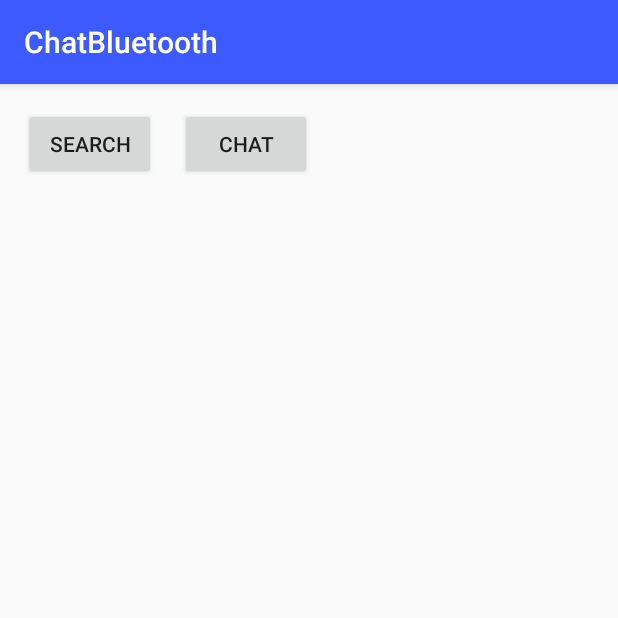
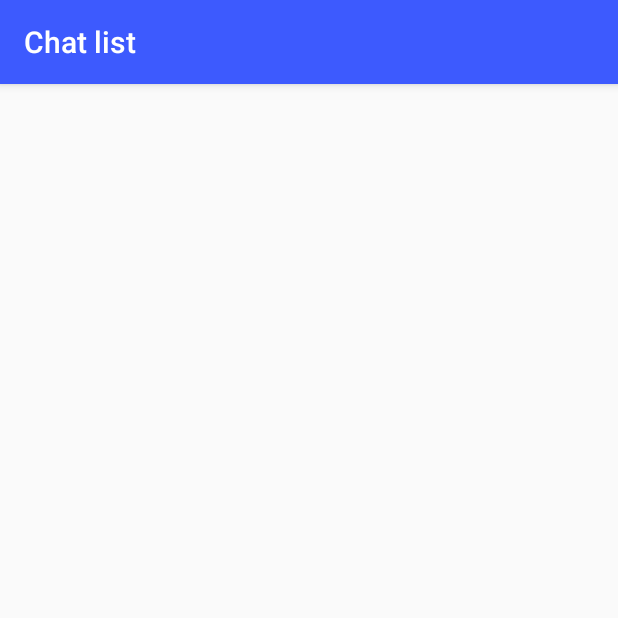
Before and after one commit to stewieGIT/ProgettoMP, an Android app: the screen it shows after launch (MainActivity before the commit, ChatListActivity after it), after a tap on "CHAT", on a phone screen of 412 x 824 dp, the top half of it. Run offline under Robolectric (Android 15) with nearby library versions, the phone set to English and light mode, and no system bars; our stand-ins replace Room's generated code.

Commit message:
Versione 1.18

```diff
--- a/ChatBluetooth/app/src/main/java/it/qrntine/chatbluetooth/activities/ChatListActivity.java
+++ b/ChatBluetooth/app/src/main/java/it/qrntine/chatbluetooth/activities/ChatListActivity.java
@@ -1,30 +1,132 @@
 package it.qrntine.chatbluetooth.activities;
 
+import android.bluetooth.BluetoothAdapter;
+import android.bluetooth.BluetoothDevice;
 import android.os.Bundle;
+import android.view.LayoutInflater;
+import android.view.View;
+import android.view.ViewGroup;
+import android.widget.TextView;
 
+import androidx.annotation.NonNull;
 import androidx.annotation.Nullable;
 import androidx.appcompat.app.AppCompatActivity;
+import androidx.constraintlayout.widget.ConstraintLayout;
+import androidx.recyclerview.widget.LinearLayoutManager;
 import androidx.recyclerview.widget.RecyclerView;
+import androidx.room.Room;
+
+import java.util.ArrayList;
+import java.util.Collections;
+import java.util.Iterator;
+import java.util.List;
+import java.util.Set;
 
 import it.qrntine.chatbluetooth.R;
 import it.qrntine.chatbluetooth.bluetooth.BluetoothSession;
+import it.qrntine.chatbluetooth.database.AppDatabase;
+import it.qrntine.chatbluetooth.database.Messaggio;
+import it.qrntine.chatbluetooth.database.QueryThreadDB;
+import it.qrntine.chatbluetooth.decorator.DecoratorRecyclerView;
 
 public class ChatListActivity extends AppCompatActivity {
     private BluetoothSession session= BluetoothSession.getInstance();
     private Holder holder;
+    private Set<BluetoothDevice> pairedDevices;
+    private ArrayList<BluetoothDevice> chatDevices = new ArrayList<>();
+    private AppDatabase db;
+
     @Override
     protected void onCreate(@Nullable Bundle savedInstanceState) {
         super.onCreate(savedInstanceState);
-        setContentView(R.layout.activity_chat);
+        setContentView(R.layout.activity_chat_list);
         setTitle("Chat list"); //il titolo
+
+        BluetoothAdapter adapter = session.getmBluetoothChatService().getmAdapter();
+
+        creaDB();
+        pairedDevices = adapter.getBondedDevices();
+
+        Iterator it = pairedDevices.iterator();
+        BluetoothDevice device;
+        List<Messaggio> messaggi;
+        while(it.hasNext()){
+            device = (BluetoothDevice) it.next();
+            QueryThreadDB sc = new QueryThreadDB(db, session.getmBluetoothChatService().getmAdapter().getAddress()
+                    , device.getAddress());
+            Thread scarica = new Thread(sc);
+            scarica.start();
+            try {
+                scarica.join();
+                messaggi = sc.scarica();
+                if(messaggi.size() > 0){
+                    chatDevices.add(device);
+                }
+            } catch (InterruptedException e) {
+                e.printStackTrace();
+            }
+        }
+
         holder=new Holder();
     }
 
     class Holder {
         RecyclerView rvChatList;
         public Holder(){
-            rvChatList=findViewById(R.id.rvChat);
+            rvChatList=findViewById(R.id.rvChatList);
 
+            rvChatList.setAdapter(new ChatListAdapter(chatDevices));
+            rvChatList.setLayoutManager(new LinearLayoutManager(ChatListActivity.this));
+
+            DecoratorRecyclerView decorator = new DecoratorRecyclerView(10);
+            rvChatList.addItemDecoration(decorator);
         }
     }
+
+    class ChatListAdapter extends RecyclerView.Adapter<ChatListAdapter.ChatHolder> {
+
+        private ArrayList<BluetoothDevice> data;
+
+        public ChatListAdapter(ArrayList<BluetoothDevice> data) {
+            this.data = data;
+        }
+
+        @NonNull
+        @Override
+        public ChatListAdapter.ChatHolder onCreateViewHolder(@NonNull ViewGroup parent, int viewType) {
+            ConstraintLayout cl = (ConstraintLayout) LayoutInflater.from(parent.getContext())
+                    .inflate(R.layout.layout_chat_list, parent, false);
+            return new ChatHolder(cl);
+        }
+
+        @Override
+        public void onBindViewHolder(@NonNull ChatListAdapter.ChatHolder holder, int position) {
+            holder.tvChat.setText(data.get(position).getName());
+        }
+
+        @Override
+        public int getItemCount() {
+            if(data != null){
+                return data.size();
+            }
+            return 0;
+        }
+
+        class ChatHolder extends RecyclerView.ViewHolder {
+
+            private TextView tvChat;
+            public ChatHolder(@NonNull View itemView) {
+                super(itemView);
+                tvChat = itemView.findViewById(R.id.tvChat);
+            }
+        }
+    }
+
+    /**
+     * crea istanza di DB con Room
+     */
+    private void creaDB(){
+        db = Room.databaseBuilder(getApplicationContext(),
+                AppDatabase.class, "messaggi").build();
+    }
 }
--- a/ChatBluetooth/app/src/main/java/it/qrntine/chatbluetooth/activities/MainActivity.java
+++ b/ChatBluetooth/app/src/main/java/it/qrntine/chatbluetooth/activities/MainActivity.java
@@ -225,6 +225,10 @@ public class MainActivity extends AppCompatActivity {
                         showToast("Scansione iniziata");
                     }
                     break;
+                case (R.id.btnChat):
+                    Intent intent = new Intent(MainActivity.this, ChatListActivity.class);
+                    startActivity(intent);
+                    break;
             }
 
         }
--- a/ChatBluetooth/app/src/main/res/layout/activity_chat_list.xml
+++ b/ChatBluetooth/app/src/main/res/layout/activity_chat_list.xml
@@ -10,6 +10,7 @@
         android:id="@+id/rvChatList"
         android:layout_width="match_parent"
         android:layout_height="match_parent"
+        android:layout_marginTop="8dp"
         app:layout_constraintBottom_toBottomOf="parent"
         app:layout_constraintEnd_toEndOf="parent"
         app:layout_constraintStart_toStartOf="parent"
```
Also changed, not shown: ChatBluetooth/app/src/main/res/layout/layout_chat_list.xml (+14 -5 lines), ChatBluetooth/app/src/main/res/drawable/chat.png (added).
